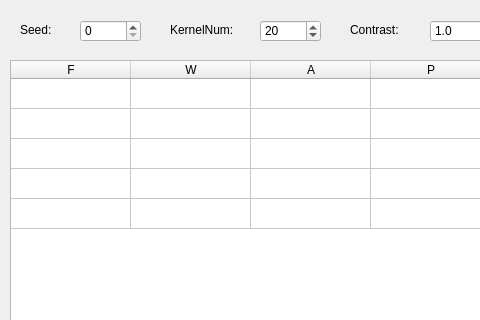
The window that Gabor noise/ParaTable.ui (Karl0007/GaborNoise) describes before a commit, drawn with Qt 5; both pictures show x 0 to 480 and y 0 to 320 of the 1012 by 459 pixel window.
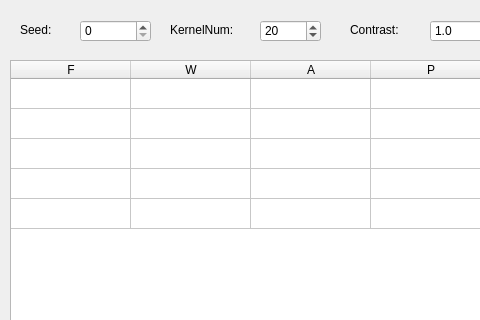
The same window after the commit.

Patch:
```diff
--- a/Gabor noise/ParaTable.ui
+++ b/Gabor noise/ParaTable.ui
@@ -96,10 +96,13 @@
     <rect>
      <x>80</x>
      <y>20</y>
-     <width>61</width>
+     <width>71</width>
      <height>22</height>
     </rect>
    </property>
+   <property name="maximum">
+    <number>99999</number>
+   </property>
   </widget>
   <widget class="QLabel" name="label">
    <property name="geometry">
```
Left out of the diff: 2 changed lines with no effect on the pictures.
